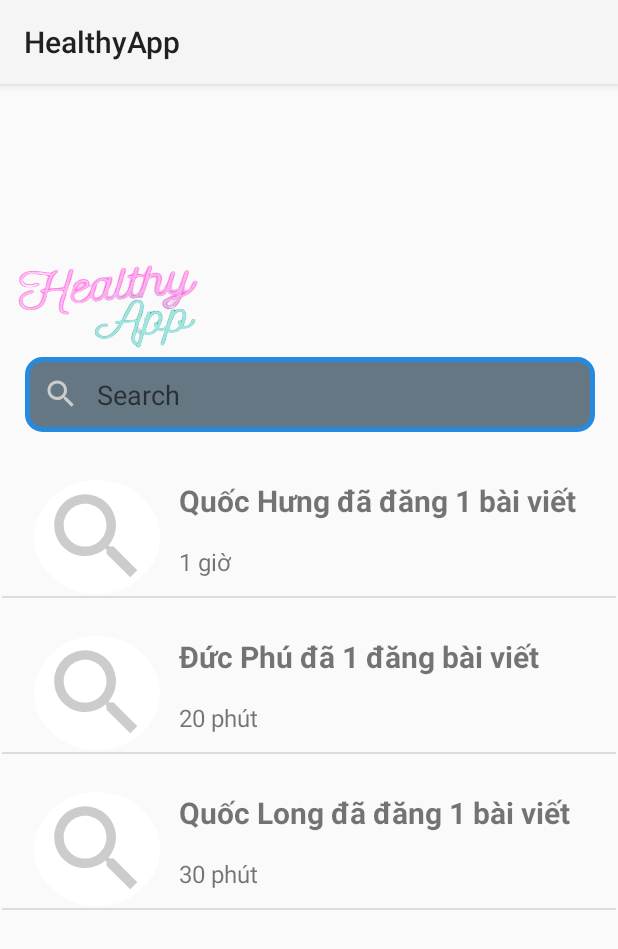
After one commit to quochung2k3/HealthyApp, an Android app: the fragment NotificationFragment shown on its own in the app's theme, on a phone screen of 412 x 824 dp. The commit adds this screen. Shown: the top 949 px of the screen. Run offline under Robolectric (Android 15) with nearby library versions, the phone set to English and light mode, and no system bars.

Commit message:
Long_Noticafition

```diff
--- a/app/src/main/AndroidManifest.xml
+++ b/app/src/main/AndroidManifest.xml
@@ -12,9 +12,7 @@
         android:supportsRtl="true"
         android:theme="@style/Theme.HealthyApp"
         tools:targetApi="31">
-        <activity
-            android:name=".ListMessActivity"
-            android:exported="false" />
+
         <activity
             android:name=".SignUpActivity"
             android:exported="false" />
--- /dev/null
+++ b/app/src/main/java/com/example/healthyapp/fragments/NotificationFragment.java
@@ -0,0 +1,36 @@
+package com.example.healthyapp.fragments;
+
+import android.os.Bundle;
+import android.view.LayoutInflater;
+import android.view.View;
+import android.view.ViewGroup;
+import android.widget.ListView;
+
+import androidx.annotation.NonNull;
+import androidx.annotation.Nullable;
+import androidx.fragment.app.Fragment;
+
+import com.example.healthyapp.R;
+import com.example.healthyapp.adapter.ListNotiAdapter;
+import com.example.healthyapp.models.ListNotiModel;
+
+import java.util.ArrayList;
+
+public class NotificationFragment extends Fragment {
+    @Nullable
+    @Override
+    public View onCreateView(@NonNull LayoutInflater inflater, @Nullable ViewGroup container, @Nullable Bundle savedInstanceState) {
+        // Inflate the layout for this fragment
+        View view = inflater.inflate(R.layout.activity_notification, container, false);
+
+        ListView lvNoti = view.findViewById(R.id.lvNotification);
+        ArrayList<ListNotiModel> listNoti = new ArrayList<>();
+        listNoti.add(new ListNotiModel(R.drawable.baseline_search_24, "Quốc Hưng đã đăng 1 bài viết", "1 giờ"));
+        listNoti.add(new ListNotiModel(R.drawable.baseline_search_24, "Đức Phú đã 1 đăng bài viết", "20 phút"));
+        listNoti.add(new ListNotiModel(R.drawable.baseline_search_24, "Quốc Long đã đăng 1 bài viết", "30 phút"));
+        ListNotiAdapter listMessAdapter = new ListNotiAdapter(requireContext(), listNoti);
+        lvNoti.setAdapter(listMessAdapter);
+
+        return view;
+    }
+}
--- a/app/src/main/res/layout/activity_notification.xml
+++ b/app/src/main/res/layout/activity_notification.xml
@@ -4,7 +4,7 @@
     xmlns:tools="http://schemas.android.com/tools"
     android:layout_width="match_parent"
     android:layout_height="match_parent"
-    tools:context=".Notification"
+    tools:context=".fragments.NotificationFragment"
     tools:layout_editor_absoluteX="0dp"
     tools:layout_editor_absoluteY="5dp">
 
--- a/app/src/main/res/values/colors.xml
+++ b/app/src/main/res/values/colors.xml
@@ -2,5 +2,5 @@
 <resources>
     <color name="black">#FF000000</color>
     <color name="white">#FFFFFFFF</color>
-    <color name="primary_color">#E090DF</color>
+    <color name="primary_color">#FFFFFF</color>
 </resources>
```
Also changed, not shown: app/src/main/java/com/example/healthyapp/MainActivity.java (+6 -2 lines).
